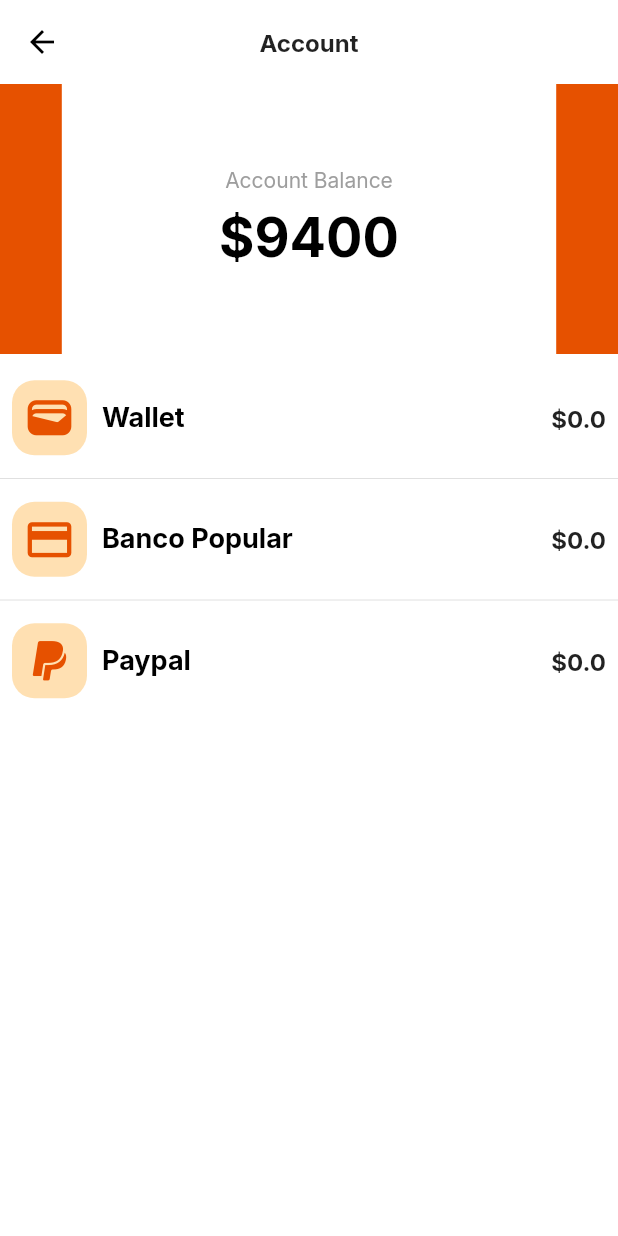
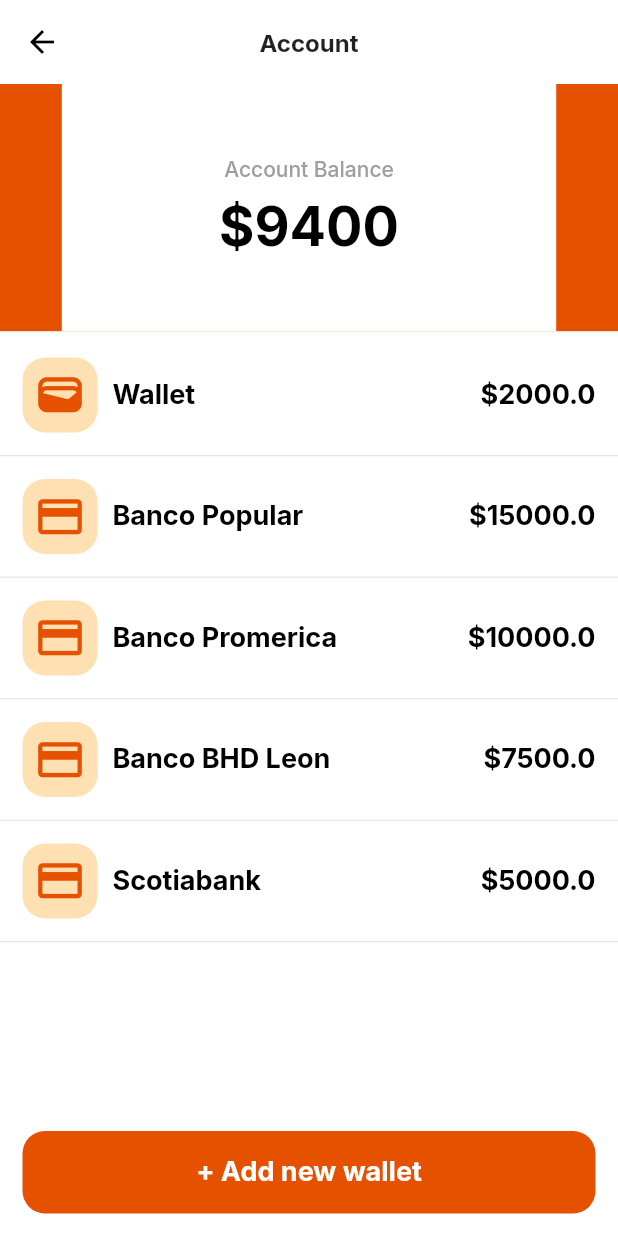
Before and after one commit to JMarinez/gatao, a Flutter app: the AccountScreen screen opened directly, on a phone screen of 412 x 824 dp. Run offline on Flutter 3.47's test engine with Material 2 defaults, Android fonts, the phone set to English and light mode, and no system bars; our stand-ins replace flutter_svg, google_fonts.

Commit message:
[ADD] New wallet button & adjusting height in account screen

```diff
--- a/lib/main.dart
+++ b/lib/main.dart
@@ -49,9 +49,9 @@ class GataoApp extends StatelessWidget {
               color: Colors.black,
             ),
             subtitle1: GoogleFonts.inter(
-              fontSize: 14.0,
-              color: Colors.grey,
-            ),
+                fontSize: 14.0,
+                color: Colors.grey,
+                fontWeight: FontWeight.w500),
             bodyText1: GoogleFonts.inter(
               fontSize: 16.0,
             ),
--- a/lib/src/components/account/account_header.dart
+++ b/lib/src/components/account/account_header.dart
@@ -8,13 +8,13 @@ class AccountHeader extends StatelessWidget {
     return Stack(
       children: [
         Container(
-          height: 180,
+          height: MediaQuery.of(context).size.height * 0.2,
           width: double.infinity,
           color: Theme.of(context).primaryColor,
         ),
         Center(
           child: Container(
-            height: 180.0,
+            height: MediaQuery.of(context).size.height * 0.2,
             width: MediaQuery.of(context).size.width * 0.8,
             color: Colors.white,
             child: Column(
--- a/lib/src/components/account/account_wallet_card.dart
+++ b/lib/src/components/account/account_wallet_card.dart
@@ -1,7 +1,6 @@
 import 'package:flutter/material.dart';
 import 'package:gatao/src/util/utils.dart';
 
-import '../../models/transaccion.dart';
 import '../../models/wallet.dart';
 
 class AccountWalletCard extends StatelessWidget {
@@ -10,10 +9,10 @@ class AccountWalletCard extends StatelessWidget {
 
   @override
   Widget build(BuildContext context) {
-    return Container(
+    return SizedBox(
       height: 65,
       child: Padding(
-        padding: const EdgeInsets.symmetric(horizontal: 8.0),
+        padding: const EdgeInsets.symmetric(horizontal: 15.0),
         child: Row(
           mainAxisAlignment: MainAxisAlignment.spaceBetween,
           children: [
@@ -39,7 +38,10 @@ class AccountWalletCard extends StatelessWidget {
                 ),
               ],
             ),
-            Text('\$${wallet.totalBalance.toString()}'),
+            Text(
+              '\$${wallet.totalBalance.toString()}',
+              style: Theme.of(context).textTheme.headline4,
+            ),
           ],
         ),
       ),
--- a/lib/src/example/dummy_account.dart
+++ b/lib/src/example/dummy_account.dart
@@ -18,7 +18,7 @@ Account dummyAccount = Account(
         )
       ],
       icon: 'wallet',
-      totalBalance: 0,
+      totalBalance: 2000,
     ),
     Wallet(
       name: 'Banco Popular',
@@ -33,7 +33,67 @@ Account dummyAccount = Account(
         )
       ],
       icon: 'payment',
-      totalBalance: 0,
+      totalBalance: 15000,
+    ),
+    Wallet(
+      name: 'Banco Promerica',
+      transacitons: [
+        Transaction(
+          id: "1",
+          description: 'Netflix subscription',
+          amount: '14.99',
+          icon: '',
+          category: Category.subscription,
+          type: Type.expense,
+        )
+      ],
+      icon: 'payment',
+      totalBalance: 10000,
+    ),
+    Wallet(
+      name: 'Banco BHD Leon',
+      transacitons: [
+        Transaction(
+          id: "1",
+          description: 'Netflix subscription',
+          amount: '14.99',
+          icon: '',
+          category: Category.subscription,
+          type: Type.expense,
+        )
+      ],
+      icon: 'payment',
+      totalBalance: 7500,
+    ),
+    Wallet(
+      name: 'Scotiabank',
+      transacitons: [
+        Transaction(
+          id: "1",
+          description: 'Netflix subscription',
+          amount: '14.99',
+          icon: '',
+          category: Category.subscription,
+          type: Type.expense,
+        )
+      ],
+      icon: 'payment',
+      totalBalance: 5000,
+    ),
+    Wallet(
+      name: 'Banco Lopez de Haro',
+      transacitons: [
+        Transaction(
+          id: "1",
+          description: 'Netflix subscription',
+          amount: '14.99',
+          icon: '',
+          category: Category.subscription,
+          type: Type.expense,
+        )
+      ],
+      icon: 'payment',
+      totalBalance: 2500,
     ),
     Wallet(
       name: 'Paypal',
@@ -48,7 +108,7 @@ Account dummyAccount = Account(
         )
       ],
       icon: 'paypal',
-      totalBalance: 0,
+      totalBalance: 7000,
     ),
   ],
   totalBalance: 0,
--- a/lib/src/models/transaccion.dart
+++ b/lib/src/models/transaccion.dart
@@ -1,5 +1,3 @@
-import 'package:flutter/material.dart';
-
 enum Category {
   shopping,
   subscription,
--- a/lib/src/screens/account/account_list.dart
+++ b/lib/src/screens/account/account_list.dart
@@ -11,7 +11,9 @@ class AccountList extends StatelessWidget {
 
   @override
   Widget build(BuildContext context) {
-    return GlowingOverscrollIndicator(
+    return SizedBox(
+      height: MediaQuery.of(context).size.height * 0.5,
+      child: GlowingOverscrollIndicator(
         color: Colors.orange,
         axisDirection: AxisDirection.down,
         child: ListView.separated(
@@ -21,6 +23,7 @@ class AccountList extends StatelessWidget {
           separatorBuilder: (context, index) => const Divider(),
           itemCount: manager.wallet.length,
         ),
+      ),
     );
   }
 }
--- a/lib/src/screens/account/account_screen.dart
+++ b/lib/src/screens/account/account_screen.dart
@@ -1,5 +1,6 @@
 import 'package:flutter/material.dart';
 import 'package:gatao/src/screens/account/account_list.dart';
+import 'package:google_fonts/google_fonts.dart';
 import 'package:provider/provider.dart';
 import 'package:gatao/src/components/account/account_header.dart';
 import 'package:gatao/src/models/services/account_manager.dart';
@@ -34,6 +35,26 @@ class AccountScreen extends StatelessWidget {
             const AccountHeader(),
             const SizedBox(height: 10.0),
             _buildAccountBody(),
+            const Spacer(),
+            Container(
+              margin: const EdgeInsets.symmetric(horizontal: 15.0),
+              height: 55,
+              width: double.infinity,
+              child: Center(
+                child: Text(
+                  '+ Add new wallet',
+                  style: GoogleFonts.inter(
+                      color: Colors.white,
+                      fontSize: 18.0,
+                      fontWeight: FontWeight.bold),
+                ),
+              ),
+              decoration: BoxDecoration(
+                borderRadius: BorderRadius.circular(15.0),
+                color: Theme.of(context).primaryColor,
+              ),
+            ),
+            const SizedBox(height: 15.0),
           ],
         ),
       ),
```
Lines whose indentation alone changed are shown as unchanged.
